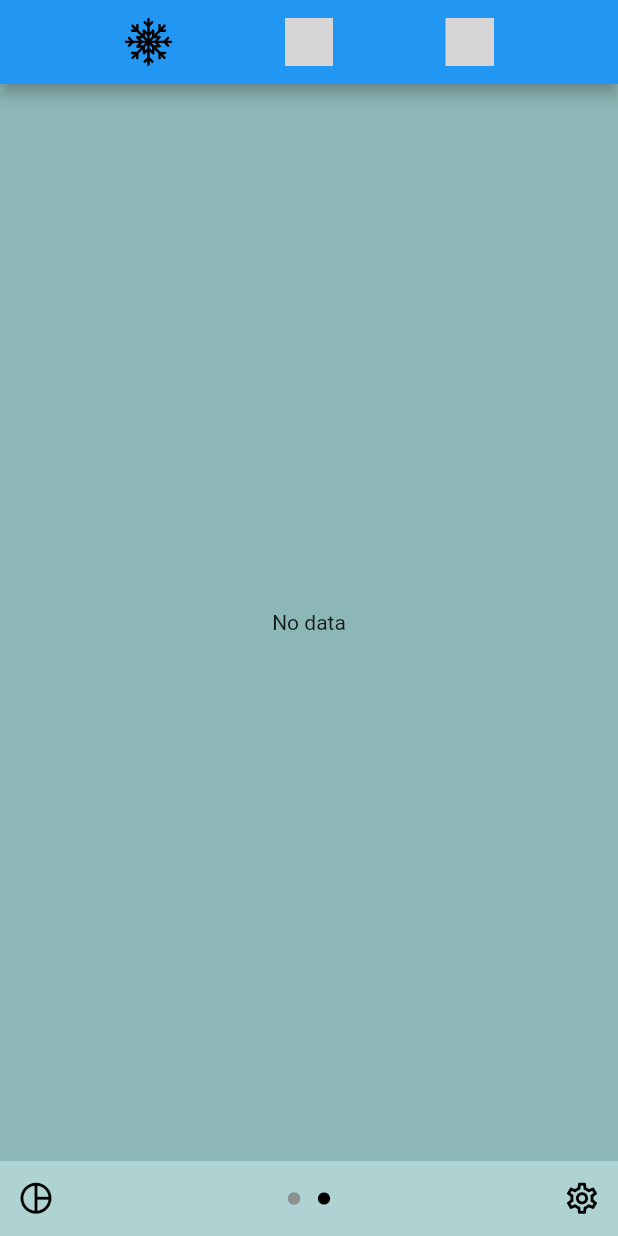
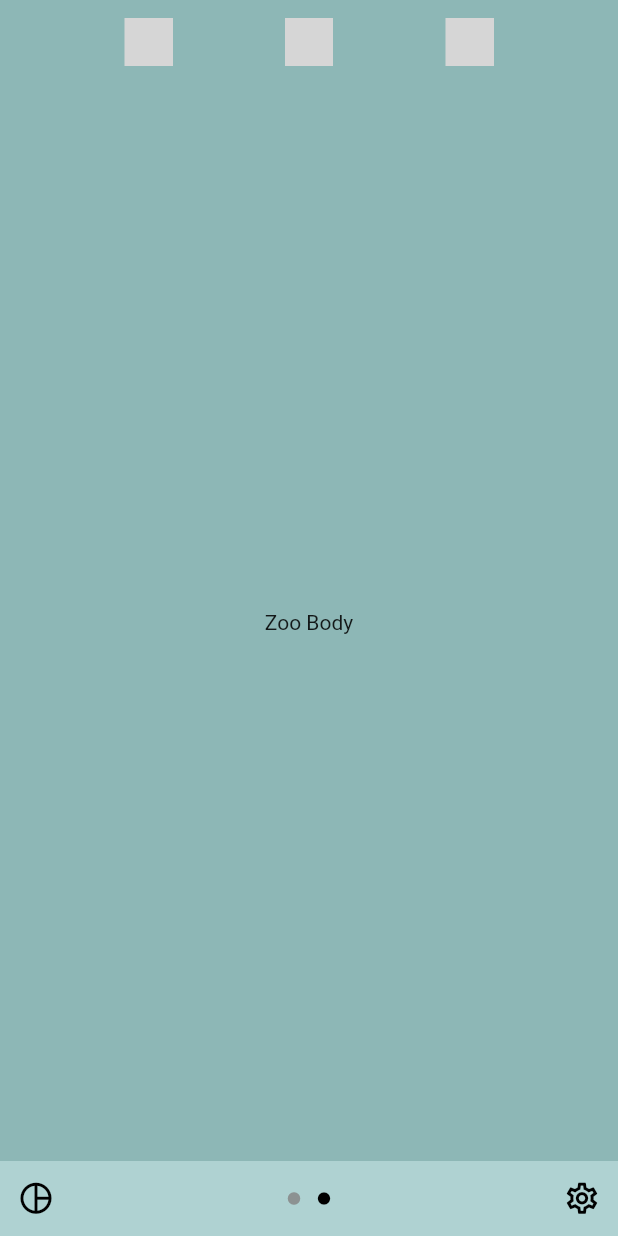
Before and after one commit to roshankern/TaskZoo, a Flutter app: the screen it shows after launch, swiped to page 2, on a phone screen of 412 x 824 dp. Run offline on Flutter 3.47's test engine with Material 2 defaults, Android fonts, the phone set to English and light mode, and no system bars; our stand-ins replace fl_chart, flutter_svg, font_awesome_flutter; missing offline and left inert: curved_progress_bar; grey boxes are pictures that could not be loaded.

Commit message:
update files

```diff
--- a/lib/pages/zoo_page.dart
+++ b/lib/pages/zoo_page.dart
@@ -4,6 +4,7 @@ import 'package:flutter/services.dart';
 import 'package:flutter_svg/flutter_svg.dart';
 
 import 'package:taskzoo/widgets/zoo/Appbar.dart';
+import 'package:taskzoo/models/biomes_model.dart';
 
 class ZooPage extends StatefulWidget {
   const ZooPage({Key? key}) : super(key: key);
@@ -13,74 +14,48 @@ class ZooPage extends StatefulWidget {
 }
 
 class _ZooPageState extends State<ZooPage> {
-  Widget getAnimalCard(String svgPath, String animalName) {
-    return Padding(
-      padding: const EdgeInsets.all(20.0),
-      child: Container(
-        padding: const EdgeInsets.all(10.0),
-        decoration: BoxDecoration(
-          color: Theme.of(context).unselectedWidgetColor,
-          borderRadius: BorderRadius.circular(10.0),
-          boxShadow: [
-            BoxShadow(
-              color: Colors.grey.withOpacity(0.5),
-              spreadRadius: 5,
-              blurRadius: 5,
-            ),
-          ],
-        ),
-        child: Center(
-          child: SvgPicture.asset(
-            svgPath,
-            semanticsLabel: animalName,
-            fit: BoxFit.contain,
-          ),
-        ),
-      ),
-    );
+  late Future<Biomes> _biomesFuture;
+
+  @override
+  void initState() {
+    super.initState();
+    _biomesFuture = loadBiomesData('assets/biomes_data.json');
   }
 
-  Future<Widget> loadBiomeData() async {
-    final String biomesData =
-        await rootBundle.loadString('assets/biomes_data.json');
-    Map<String, dynamic> json = jsonDecode(biomesData);
+  Future<Biomes> loadBiomesData(String jsonPath) async {
+    String jsonString = await rootBundle.loadString(jsonPath);
+    final jsonData = json.decode(jsonString);
+    final biomesData = Biomes.fromJson(jsonData);
 
-    // Retrieve the list of animals from the JSON data
-    List<dynamic> animals = json['biomes']['arctic']['animals'];
-
-    // Create a GridView from the list of animals
-    return GridView.builder(
-      gridDelegate:
-          SliverGridDelegateWithFixedCrossAxisCount(crossAxisCount: 2),
-      itemCount: animals.length,
-      itemBuilder: (BuildContext context, int index) {
-        return getAnimalCard(
-            animals[index]['svg_path'], animals[index]['name']);
-      },
-    );
+    return biomesData;
   }
 
   @override
   Widget build(BuildContext context) {
-    return Scaffold(
-      appBar: CustomAppBar(jsonPath: 'assets/biomes_data.json'),
-      body: FutureBuilder<Widget>(
-        future: loadBiomeData(),
-        builder:
-            (BuildContext context, AsyncSnapshot<Widget> biomeWidgetSnapshot) {
-          if (biomeWidgetSnapshot.connectionState == ConnectionState.waiting) {
-            // The JSON file is still being loaded.
-            return Center(child: CircularProgressIndicator());
-          } else if (biomeWidgetSnapshot.connectionState ==
-              ConnectionState.done) {
-            // The JSON file is loaded.
-            return biomeWidgetSnapshot.data ?? Center(child: Text('No data'));
-          } else {
-            // The JSON file could not be loaded or parsed.
-            return Center(child: Text('Error: ${biomeWidgetSnapshot.error}'));
-          }
-        },
-      ),
+    return FutureBuilder<Biomes>(
+      future: _biomesFuture,
+      builder: (BuildContext context, AsyncSnapshot<Biomes> snapshot) {
+        if (snapshot.connectionState == ConnectionState.waiting) {
+          return Scaffold(
+            body: Center(
+              child: CircularProgressIndicator(),
+            ),
+          );
+        } else if (snapshot.hasError) {
+          return Scaffold(
+            body: Center(
+              child: Text('Error loading data'),
+            ),
+          );
+        } else {
+          return Scaffold(
+            appBar: CustomAppBar(biomesData: snapshot.data!),
+            body: Center(
+              child: Text('Zoo Body'),
+            ),
+          );
+        }
+      },
     );
   }
 }
--- a/lib/widgets/zoo/Appbar.dart
+++ b/lib/widgets/zoo/Appbar.dart
@@ -1,14 +1,12 @@
 import 'package:flutter/material.dart';
 import 'package:flutter_svg/flutter_svg.dart';
-import 'dart:convert';
-import 'package:flutter/services.dart';
 
 import 'package:taskzoo/models/biomes_model.dart';
 
 class CustomAppBar extends StatefulWidget implements PreferredSizeWidget {
-  final String jsonPath;
+  final Biomes biomesData;
 
-  CustomAppBar({required this.jsonPath});
+  CustomAppBar({required this.biomesData});
 
   @override
   _CustomAppBarState createState() => _CustomAppBarState();
@@ -19,58 +17,32 @@ class CustomAppBar extends StatefulWidget implements PreferredSizeWidget {
 
 class _CustomAppBarState extends State<CustomAppBar> {
   int _selectedIcon = 0; // index of the selected icon
-  late Future<Biomes> _biomesFuture;
-
-  @override
-  void initState() {
-    super.initState();
-    _biomesFuture = loadBiomesData(widget.jsonPath);
-  }
-
-  Future<Biomes> loadBiomesData(String jsonPath) async {
-    String jsonString = await rootBundle.loadString(jsonPath);
-    final jsonData = json.decode(jsonString);
-    final biomesData = Biomes.fromJson(jsonData);
-
-    return biomesData;
-  }
 
   @override
   Widget build(BuildContext context) {
-    return FutureBuilder<Biomes>(
-      future: _biomesFuture,
-      builder: (BuildContext context, AsyncSnapshot<Biomes> snapshot) {
-        if (snapshot.connectionState == ConnectionState.waiting) {
-          return AppBar(
-            title: Text('Loading...'),
-          );
-        } else if (snapshot.hasData) {
-          final biomes = snapshot.data!.biomes;
+    final biomes = widget.biomesData.biomes;
     final icons = biomes.map((biome) => biome.icon).toList();
+    print(icons);
 
     return AppBar(
+      backgroundColor: Colors.transparent,
+      elevation: 0,
       title: Row(
         mainAxisAlignment: MainAxisAlignment.spaceEvenly,
-              children: List.generate(icons.length, (index) {
-                final BiomeIcon = icons[index];
+        children: icons.map((BiomeIcon) {
           return IconButton(
             icon: SvgPicture.asset(BiomeIcon.svgPath),
             onPressed: () {
+              int iconIndex = icons.indexOf(BiomeIcon);
               setState(() {
-                      _selectedIcon = index;
+                _selectedIcon = iconIndex;
               });
             },
-                  color: _selectedIcon == index ? Colors.white : Colors.black,
+            color: _selectedIcon == icons.indexOf(BiomeIcon) ? Colors.white : Colors.black,
           );
-              }),
+        }).toList(),
       ),
     );
-        } else {
-          return AppBar(
-            title: Text('Error loading data'),
-          );
   }
-      },
-    );
+
 }
-}
--- a/pubspec.yaml
+++ b/pubspec.yaml
@@ -65,7 +65,7 @@ flutter:
   assets:
     - assets/low_poly_curled_fox.svg
     - assets/biomes_data.json
-    - assets/biomes_data/arctic/
+    - assets/biomes_data/
 
   # An image asset can refer to one or more resolution-specific "variants", see
   # https://flutter.dev/assets-and-images/#resolution-aware
```
Lines whose indentation alone changed are shown as unchanged.
